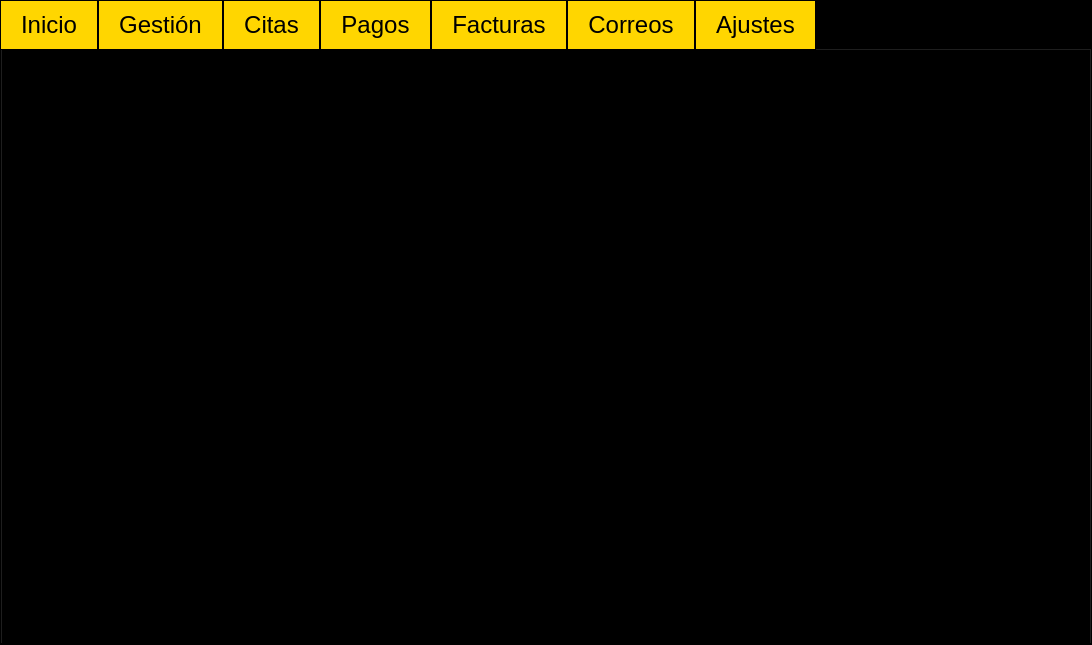
This is GymFitness/View/gymoperations.ui in J-Pinos3/Desktop_GymManagement as Qt 5 draws it before an edit. The edited form follows.
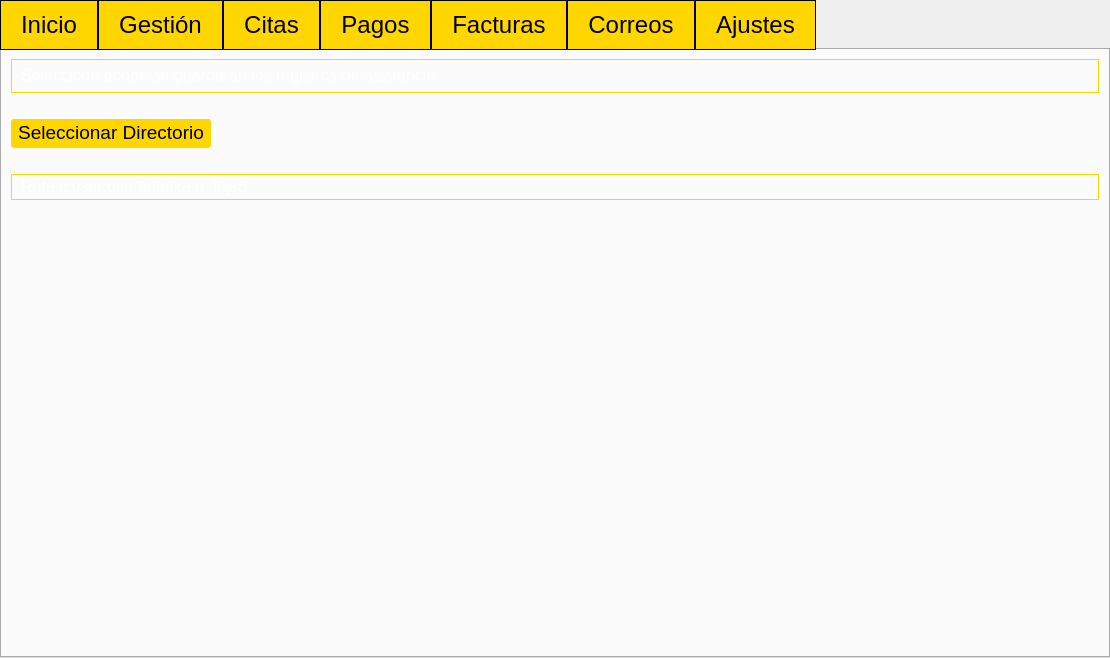
This is the edited form. The open tabs and pages were chosen to show the change.

Commit message: fixing bugs in searching user in management tab, white ui

Diff of the .ui file:
```diff
--- a/GymFitness/View/gymoperations.ui
+++ b/GymFitness/View/gymoperations.ui
@@ -9,17 +9,17 @@
    <rect>
     <x>0</x>
     <y>0</y>
-    <width>1092</width>
-    <height>645</height>
+    <width>1110</width>
+    <height>658</height>
    </rect>
   </property>
   <property name="windowTitle">
    <string>Form</string>
   </property>
   <property name="styleSheet">
-   <string notr="true">background-color: rgb(0, 0, 0);</string>
+   <string notr="true">background-color: rgb(ff,ff, ff);</string>
   </property>
-  <layout class="QVBoxLayout" name="verticalLayout">
+  <layout class="QHBoxLayout" name="horizontalLayout_13">
    <property name="spacing">
     <number>6</number>
    </property>
@@ -1361,9 +1361,140 @@
       </layout>
      </widget>
      <widget class="QWidget" name="tabConfig">
+      <property name="styleSheet">
+       <string notr="true">QWidget#tabConfig QPushButton {
+    background-color: #ffd600;
+	padding-top: 2%;
+	padding-bottom: 4%;
+	padding-right: 7%;
+	padding-left: 7%;
+
+	border-radius: 3px;
+}
+
+
+QWidget#tabConfig QLabel{
+	padding-top: 2%;
+	padding-bottom: 3%;
+	padding-left: 5%;
+	width: 100%;
+	min-width:200px;
+	color: white;
+	font-size: 16px;
+	border: 1px solid #ffd600
+}</string>
+      </property>
       <attribute name="title">
        <string>Ajustes</string>
       </attribute>
+      <layout class="QVBoxLayout" name="verticalLayout_13">
+       <item>
+        <layout class="QVBoxLayout" name="verticalLayout_14">
+         <item>
+          <widget class="QLabel" name="label_2">
+           <property name="sizePolicy">
+            <sizepolicy hsizetype="Minimum" vsizetype="Fixed">
+             <horstretch>0</horstretch>
+             <verstretch>0</verstretch>
+            </sizepolicy>
+           </property>
+           <property name="font">
+            <font>
+             <pointsize>-1</pointsize>
+            </font>
+           </property>
+           <property name="layoutDirection">
+            <enum>Qt::LeftToRight</enum>
+           </property>
+           <property name="text">
+            <string>Seleccione donde se guardarán los registros de asistencia</string>
+           </property>
+           <property name="alignment">
+            <set>Qt::AlignBottom|Qt::AlignLeading|Qt::AlignLeft</set>
+           </property>
+          </widget>
+         </item>
+         <item>
+          <spacer name="horizontalSpacer_3">
+           <property name="orientation">
+            <enum>Qt::Horizontal</enum>
+           </property>
+           <property name="sizeType">
+            <enum>QSizePolicy::Minimum</enum>
+           </property>
+           <property name="sizeHint" stdset="0">
+            <size>
+             <width>40</width>
+             <height>20</height>
+            </size>
+           </property>
+          </spacer>
+         </item>
+         <item>
+          <widget class="QPushButton" name="btnSelectDirectory">
+           <property name="sizePolicy">
+            <sizepolicy hsizetype="Fixed" vsizetype="Fixed">
+             <horstretch>0</horstretch>
+             <verstretch>0</verstretch>
+            </sizepolicy>
+           </property>
+           <property name="font">
+            <font>
+             <pointsize>14</pointsize>
+            </font>
+           </property>
+           <property name="text">
+            <string>Seleccionar Directorio</string>
+           </property>
+          </widget>
+         </item>
+         <item>
+          <spacer name="horizontalSpacer_4">
+           <property name="orientation">
+            <enum>Qt::Horizontal</enum>
+           </property>
+           <property name="sizeHint" stdset="0">
+            <size>
+             <width>40</width>
+             <height>20</height>
+            </size>
+           </property>
+          </spacer>
+         </item>
+         <item>
+          <widget class="QLabel" name="lblRouteChoos">
+           <property name="sizePolicy">
+            <sizepolicy hsizetype="Preferred" vsizetype="Fixed">
+             <horstretch>0</horstretch>
+             <verstretch>0</verstretch>
+            </sizepolicy>
+           </property>
+           <property name="font">
+            <font>
+             <pointsize>-1</pointsize>
+            </font>
+           </property>
+           <property name="text">
+            <string>Ruta c:user:useradadka a dajsd</string>
+           </property>
+          </widget>
+         </item>
+         <item>
+          <spacer name="verticalSpacer">
+           <property name="orientation">
+            <enum>Qt::Vertical</enum>
+           </property>
+           <property name="sizeHint" stdset="0">
+            <size>
+             <width>20</width>
+             <height>40</height>
+            </size>
+           </property>
+          </spacer>
+         </item>
+        </layout>
+       </item>
+      </layout>
      </widget>
     </widget>
    </item>
```
Left out of the diff: 21 changed lines with no effect on the pictures. The commit also changes 30 other files.
